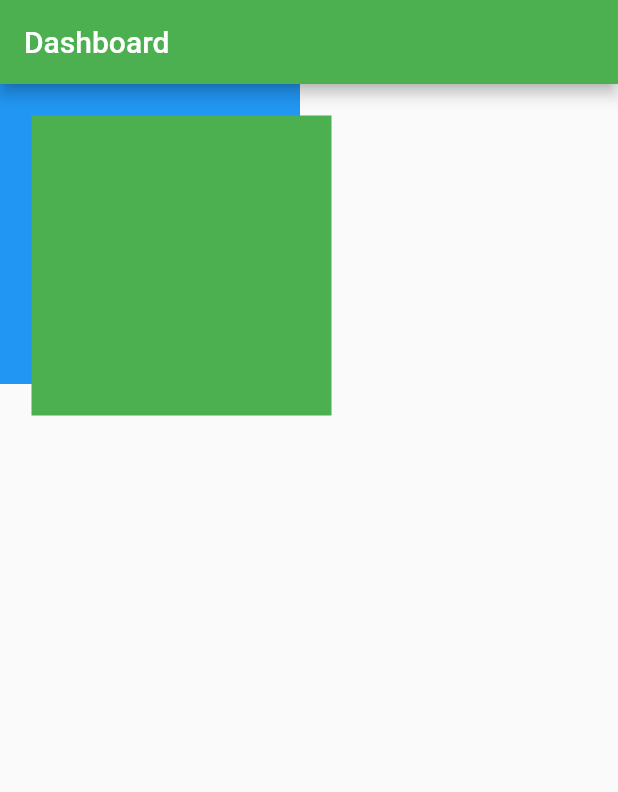
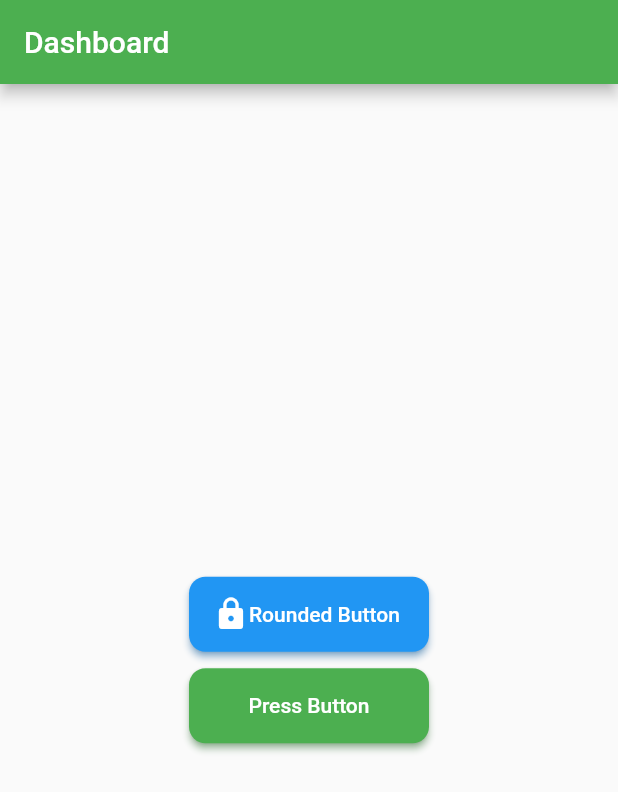
Before and after one commit to singhrishabh93/flutter_basics, a Flutter app: the screen it shows after launch, on a phone screen of 412 x 824 dp. Shown: the top 792 px of the screen. Run offline on Flutter 3.47's test engine with Material 2 defaults, Android fonts, the light colour scheme and no system bars.

Commit message:
Creating Custom Widget in Flutter: Rewatch 56

```diff
--- a/lib/main.dart
+++ b/lib/main.dart
@@ -1,4 +1,5 @@
 import 'package:flutter/material.dart';
+import 'package:flutter_basics_1/widgets/rounded_btn.dart';
 import 'package:intl/intl.dart';
 
 void main() {
@@ -34,27 +35,37 @@ class _MyHomePageState extends State<MyHomePage> {
         title: Text("Dashboard"),
         backgroundColor: Colors.green,
       ),
-        body: Container(
-          height: 300,
-          width: 300,
-          child: Stack(
+      body: Center(
+        child: Column(
+          mainAxisAlignment: MainAxisAlignment.center,
           children: [
             Container(
-                width: 200,
-                height: 200,
-                color: Colors.blue,
+              height: 50,
+              width: 160,
+              child: RoundedButton(
+                  btnName: "Rounded Button",
+                  icon: Icon(Icons.lock),
+                  callBack: () {
+                    print("Printed Rounded Button");
+                  }),
             ),
-              Positioned(
-                left: 21,
-                top: 21,
-                child: Container(
-                  width: 200,
-                  height: 200,
-                  color: Colors.green,
+            Container(
+              height: 11,
             ),
+            Container(
+              height: 50,
+              width: 160,
+              child: RoundedButton(
+                  btnName: "Press Button",
+                  bgColor: Colors.green,
+                  // icon: Icon(Icons.lock),
+                  callBack: () {
+                    print("Printed Rounded Button");
+                  }),
             ),
           ],
         ),
-        ));
+      ),
+    );
   }
 }
--- /dev/null
+++ b/lib/widgets/rounded_btn.dart
@@ -0,0 +1,41 @@
+import 'package:flutter/material.dart';
+
+class RoundedButton extends StatelessWidget {
+  final String btnName;
+  final Icon? icon;
+  final Color? bgColor;
+  final TextStyle? textStyle;
+  final VoidCallback? callBack;
+
+  RoundedButton(
+      {required this.btnName,
+      this.icon,
+      this.bgColor = Colors.blue,
+      this.textStyle,
+      this.callBack});
+
+  @override
+  Widget build(BuildContext context) {
+    return ElevatedButton(
+      onPressed: () {
+        callBack!();
+      },
+      child: icon != null
+          ? Row(
+              children: [
+                icon!,
+                Text(
+                  btnName,
+                  style: textStyle,
+                )
+              ],
+            )
+          : Text(btnName, style: textStyle),
+      style: ElevatedButton.styleFrom(
+          backgroundColor: bgColor,
+          shadowColor: bgColor,
+          shape:
+              RoundedRectangleBorder(borderRadius: BorderRadius.circular(11))),
+    );
+  }
+}
```
Lines whose indentation alone changed are shown as unchanged.
